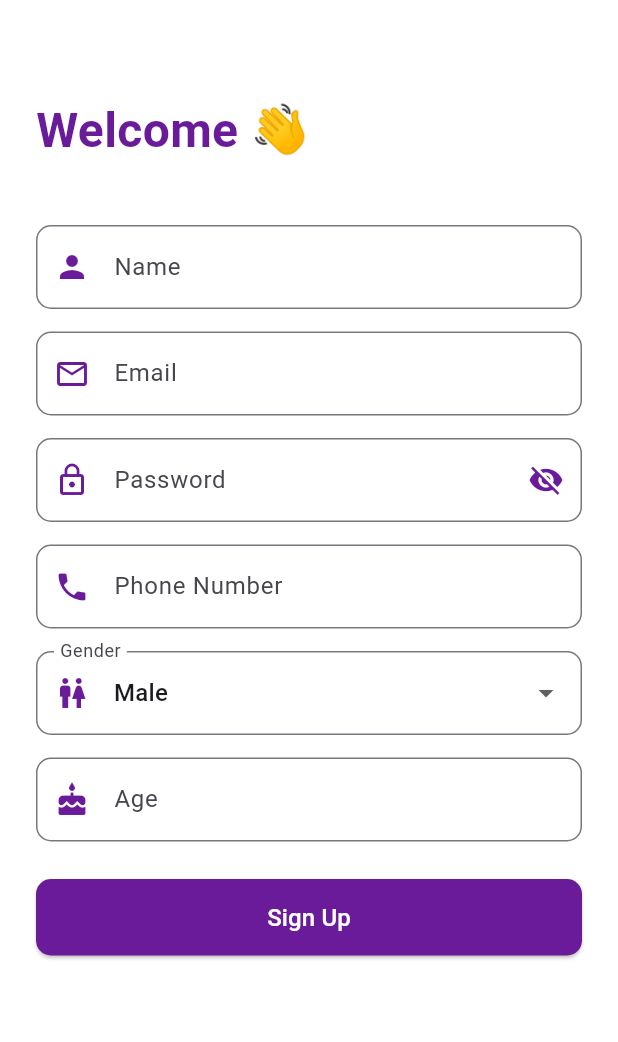
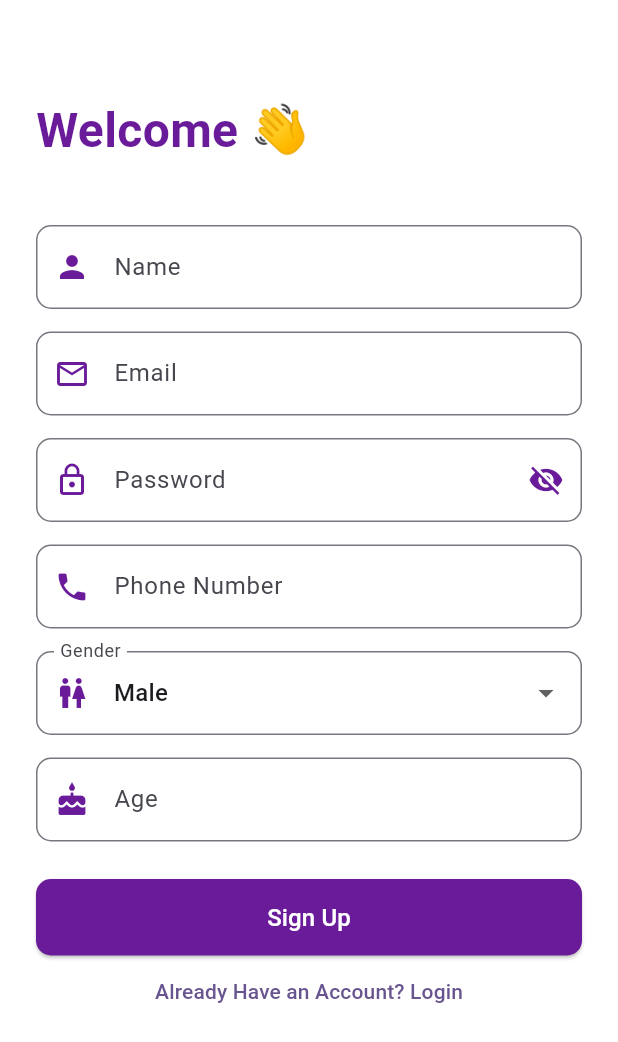
Before and after one commit to Godsaptarshifrtw/Raretrack, a Flutter app: the SignupScreen screen opened directly, on a phone screen of 412 x 824 dp. Shown: the top 1042 px of the screen. Run offline on Flutter 3.47's test engine with Material 3 defaults, Android fonts, the phone set to English and light mode, and no system bars; our stand-ins replace cloud_firestore, dropdown_search, firebase_auth, firebase_core, flutter_map, geolocator and 1 more; accounts and stored records are empty.

Commit message:
few tweaks in the UI

```diff
--- a/lib/main.dart
+++ b/lib/main.dart
@@ -25,7 +25,8 @@
         colorScheme: ColorScheme.fromSeed(seedColor: Colors.deepPurple),
         useMaterial3: true,
       ),
-      home:  HomeScreen(), // ✅ Use your external login screen here
+      home:  LoginScreen(),
+      routes: {'/login': (context) => const LoginScreen(),}// ✅ Use your external login screen here
     );
   }
 }
--- a/lib/screens/profile_screen.dart
+++ b/lib/screens/profile_screen.dart
@@ -203,6 +203,7 @@ class _ProfileScreenState extends State<ProfileScreen> {
   @override
   Widget build(BuildContext context) {
     return Scaffold(
+
       backgroundColor: Colors.deepPurple,
       body: SafeArea(
         child: Column(
--- a/lib/screens/signup_screen.dart
+++ b/lib/screens/signup_screen.dart
@@ -138,6 +138,8 @@ class _SignupScreenState extends State<SignupScreen> {
                       const SizedBox(height: 25),
 
                       /// Sign Up Button
+                      Column(
+                        children: [
                           SizedBox(
                             width: double.infinity,
                             child: ElevatedButton(
@@ -186,6 +188,11 @@ class _SignupScreenState extends State<SignupScreen> {
                                 TextStyle(fontSize: 16, color: Colors.white),
                               ),
                             ),
+                          ),
+                          TextButton(onPressed: () {
+                            Navigator.popAndPushNamed(context, '/login');
+                          }, child: Text("Already Have an Account? Login"))
+                        ],
                       ),
                     ],
                   ),
```
Also changed, not shown: lib/screens/home_screen.dart (+9 -1 lines), lib/screens/login_screen.dart (+11 -8 lines). Lines whose indentation alone changed are shown as unchanged.
